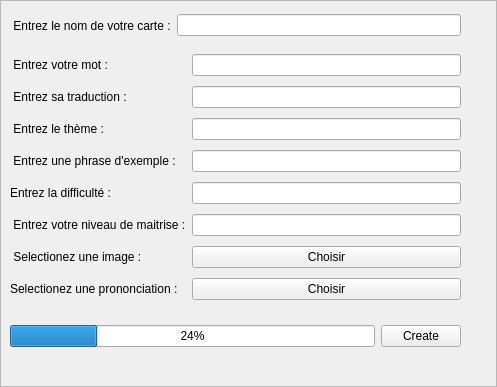
Old version of the form createcards.ui in the repository KeyserGuillaume/ENPC-TDLOG-project-Flashcards.
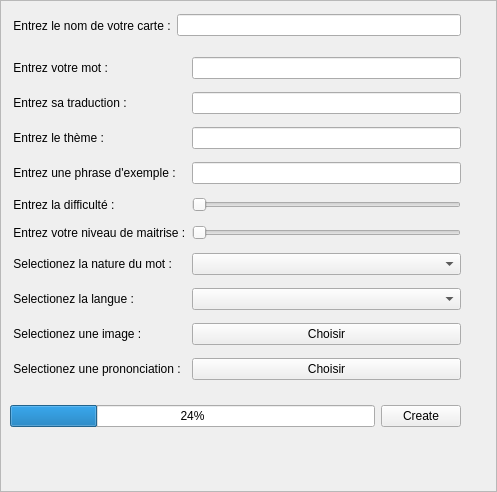
New version of the form.

Commit message: modification de l'interface

Patch:
```diff
--- a/createcards.ui
+++ b/createcards.ui
@@ -7,7 +7,7 @@
     <x>0</x>
     <y>0</y>
     <width>497</width>
-    <height>387</height>
+    <height>492</height>
    </rect>
   </property>
   <property name="windowTitle">
@@ -25,97 +25,125 @@
      <x>10</x>
      <y>50</y>
      <width>451</width>
-     <height>261</height>
+     <height>341</height>
     </rect>
    </property>
-   <layout class="QGridLayout" name="gridLayout">
+   <layout class="QGridLayout" name="answergrid">
+    <item row="7" column="0">
+     <widget class="QLabel" name="myproficiency">
+      <property name="text">
+       <string> Entrez votre niveau de maitrise :</string>
+      </property>
+     </widget>
+    </item>
+    <item row="5" column="0">
+     <widget class="QLabel" name="myexample">
+      <property name="text">
+       <string> Entrez une phrase d'exemple : </string>
+      </property>
+     </widget>
+    </item>
+    <item row="6" column="1">
+     <widget class="QSlider" name="editdiffult">
+      <property name="orientation">
+       <enum>Qt::Horizontal</enum>
+      </property>
+     </widget>
+    </item>
     <item row="2" column="1">
-     <widget class="QLineEdit" name="lineEdit_5"/>
+     <widget class="QLineEdit" name="edittrad"/>
     </item>
     <item row="2" column="0">
-     <widget class="QLabel" name="label_3">
+     <widget class="QLabel" name="mytrad">
       <property name="text">
        <string> Entrez sa traduction : </string>
       </property>
      </widget>
     </item>
     <item row="1" column="0">
-     <widget class="QLabel" name="label_2">
+     <widget class="QLabel" name="myword">
       <property name="text">
        <string> Entrez votre mot :</string>
       </property>
      </widget>
     </item>
-    <item row="1" column="1">
-     <widget class="QLineEdit" name="lineEdit_2"/>
-    </item>
-    <item row="3" column="1">
-     <widget class="QLineEdit" name="lineEdit_3"/>
-    </item>
     <item row="6" column="0">
-     <widget class="QLabel" name="label_6">
+     <widget class="QLabel" name="difficult">
       <property name="text">
-       <string>Entrez la difficulté : </string>
+       <string> Entrez la difficulté : </string>
       </property>
      </widget>
     </item>
-    <item row="6" column="1">
-     <widget class="QLineEdit" name="lineEdit_6"/>
+    <item row="3" column="1">
+     <widget class="QLineEdit" name="editthema"/>
+    </item>
+    <item row="1" column="1">
+     <widget class="QLineEdit" name="editword"/>
     </item>
     <item row="5" column="1">
-     <widget class="QLineEdit" name="lineEdit_7"/>
-    </item>
-    <item row="8" column="0">
-     <widget class="QLabel" name="label_8">
-      <property name="text">
-       <string> Selectionez une image :</string>
-      </property>
-     </widget>
+     <widget class="QLineEdit" name="editexample"/>
     </item>
     <item row="3" column="0">
-     <widget class="QLabel" name="label_5">
+     <widget class="QLabel" name="mythema">
       <property name="text">
        <string> Entrez le thème : </string>
       </property>
      </widget>
     </item>
-    <item row="5" column="0">
-     <widget class="QLabel" name="label_4">
-      <property name="text">
-       <string> Entrez une phrase d'exemple : </string>
-      </property>
-     </widget>
-    </item>
-    <item row="7" column="0">
-     <widget class="QLabel" name="label_7">
-      <property name="text">
-       <string> Entrez votre niveau de maitrise :</string>
-      </property>
-     </widget>
-    </item>
     <item row="7" column="1">
-     <widget class="QLineEdit" name="lineEdit_4"/>
+     <widget class="QSlider" name="editprofiency">
+      <property name="orientation">
+       <enum>Qt::Horizontal</enum>
+      </property>
+     </widget>
     </item>
-    <item row="9" column="0">
-     <widget class="QLabel" name="label_9">
+    <item row="8" column="0">
+     <widget class="QLabel" name="mynature">
       <property name="text">
-       <string>Selectionez une prononciation :</string>
+       <string> Selectionez la nature du mot :</string>
       </property>
      </widget>
     </item>
     <item row="8" column="1">
-     <widget class="QPushButton" name="pushButton_2">
+     <widget class="QComboBox" name="editnature"/>
+    </item>
+    <item row="11" column="0">
+     <widget class="QLabel" name="mysound">
+      <property name="text">
+       <string> Selectionez une prononciation :</string>
+      </property>
+     </widget>
+    </item>
+    <item row="10" column="0">
+     <widget class="QLabel" name="myillustration">
+      <property name="text">
+       <string> Selectionez une image :</string>
+      </property>
+     </widget>
+    </item>
+    <item row="9" column="0">
+     <widget class="QLabel" name="mylanguage">
+      <property name="text">
+       <string> Selectionez la langue :</string>
+      </property>
+     </widget>
+    </item>
+    <item row="11" column="1">
+     <widget class="QPushButton" name="chooseButton2">
+      <property name="text">
+       <string>Choisir</string>
+      </property>
+     </widget>
+    </item>
+    <item row="10" column="1">
+     <widget class="QPushButton" name="chooseButton1">
       <property name="text">
        <string>Choisir</string>
       </property>
      </widget>
     </item>
     <item row="9" column="1">
-     <widget class="QPushButton" name="pushButton_3">
-      <property name="text">
-       <string>Choisir</string>
-      </property>
-     </widget>
+     <widget class="QComboBox" name="editlanguage"/>
     </item>
    </layout>
   </widget>
@@ -145,7 +173,7 @@
    <property name="geometry">
     <rect>
      <x>10</x>
-     <y>320</y>
+     <y>400</y>
      <width>451</width>
      <height>32</height>
     </rect>
```
Left out of the diff: 12 changed lines with no effect on the pictures. The commit also changes 2 other files.
